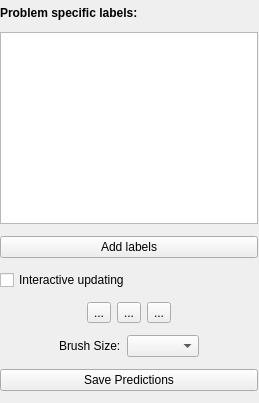
First picture: the form in ilastik/applets/pixelClassification/labelingDrawer.ui, repository ilastik/ilastik, before the edit.
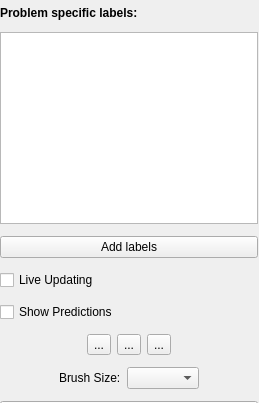
Second picture: the form after the edit. Custom widgets are drawn as their Qt base class.

Commit message: PixelClassification: Added checkbox for toggling prediction layer visibility when live prediction is disabled.

```diff
--- a/ilastik/applets/pixelClassification/labelingDrawer.ui
+++ b/ilastik/applets/pixelClassification/labelingDrawer.ui
@@ -37,7 +37,7 @@
      <x>0</x>
      <y>0</y>
      <width>258</width>
-     <height>403</height>
+     <height>435</height>
     </rect>
    </property>
    <layout class="QVBoxLayout" name="verticalLayout">
@@ -80,7 +80,17 @@
        <bool>true</bool>
       </property>
       <property name="text">
-       <string>Interactive updating</string>
+       <string>Live Updating</string>
+      </property>
+     </widget>
+    </item>
+    <item>
+     <widget class="QCheckBox" name="checkShowPredictions">
+      <property name="text">
+       <string>Show Predictions</string>
+      </property>
+      <property name="tristate">
+       <bool>false</bool>
       </property>
      </widget>
     </item>
```
The commit also changes 1 other file.
